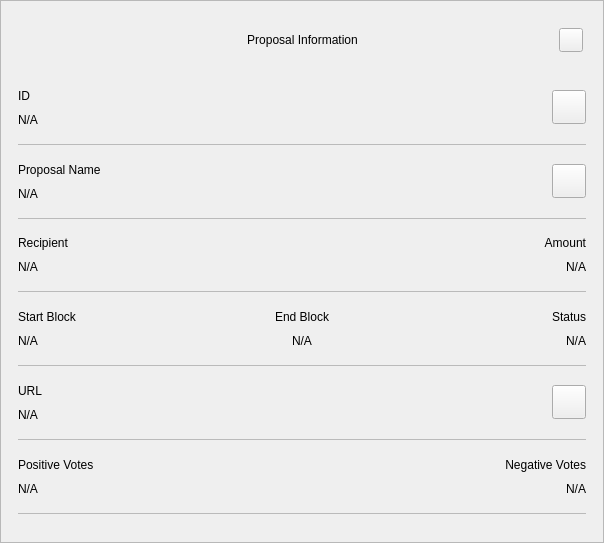
This is src/qt/rpdchain/forms/proposalinfodialog.ui in cimelli/RpdSource as Qt 5 draws it before an edit. The edited form follows.
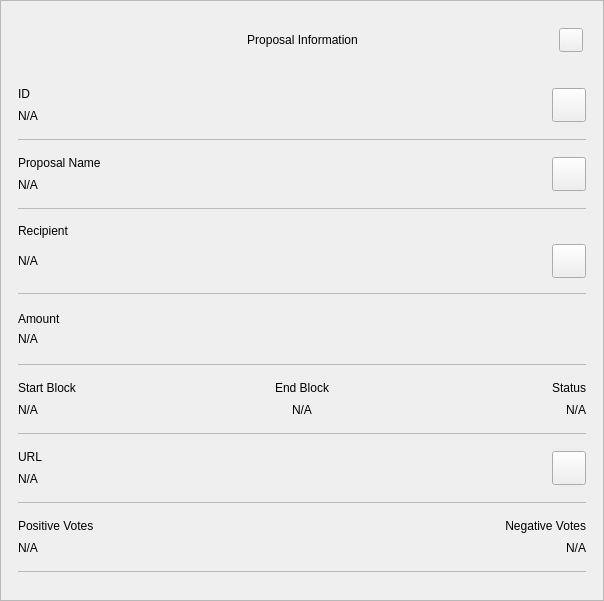
This is the edited form.

```diff
--- a/src/qt/rpdchain/forms/proposalinfodialog.ui
+++ b/src/qt/rpdchain/forms/proposalinfodialog.ui
@@ -7,7 +7,7 @@
     <x>0</x>
     <y>0</y>
     <width>604</width>
-    <height>543</height>
+    <height>601</height>
    </rect>
   </property>
   <property name="sizePolicy">
@@ -218,8 +218,8 @@
              <rect>
               <x>0</x>
               <y>0</y>
-              <width>600</width>
-              <height>439</height>
+              <width>585</width>
+              <height>601</height>
              </rect>
             </property>
             <property name="autoFillBackground">
@@ -430,7 +430,7 @@
                    <property name="rightMargin">
                     <number>0</number>
                    </property>
-                   <item row="1" column="0">
+                   <item row="2" column="0">
                     <widget class="QLabel" name="textRecipient">
                      <property name="text">
                       <string notr="true">N/A</string>
@@ -440,13 +440,31 @@
                      </property>
                     </widget>
                    </item>
-                   <item row="1" column="2">
-                    <widget class="QLabel" name="textAmount">
+                   <item row="2" column="3">
+                    <widget class="QPushButton" name="btnRecipientCopy">
+                     <property name="minimumSize">
+                      <size>
+                       <width>34</width>
+                       <height>34</height>
+                      </size>
+                     </property>
+                     <property name="maximumSize">
+                      <size>
+                       <width>34</width>
+                       <height>34</height>
+                      </size>
+                     </property>
+                     <property name="focusPolicy">
+                      <enum>Qt::NoFocus</enum>
+                     </property>
                      <property name="text">
-                      <string notr="true">N/A</string>
+                      <string/>
                      </property>
-                     <property name="alignment">
-                      <set>Qt::AlignRight|Qt::AlignTrailing|Qt::AlignVCenter</set>
+                     <property name="iconSize">
+                      <size>
+                       <width>24</width>
+                       <height>24</height>
+                      </size>
                      </property>
                     </widget>
                    </item>
@@ -466,22 +484,6 @@
                      </property>
                     </widget>
                    </item>
-                   <item row="0" column="2">
-                    <widget class="QLabel" name="labelAmount">
-                     <property name="maximumSize">
-                      <size>
-                       <width>16777215</width>
-                       <height>16777215</height>
-                      </size>
-                     </property>
-                     <property name="text">
-                      <string>Amount</string>
-                     </property>
-                     <property name="alignment">
-                      <set>Qt::AlignRight|Qt::AlignTrailing|Qt::AlignVCenter</set>
-                     </property>
-                    </widget>
-                   </item>
                   </layout>
                  </widget>
                 </item>
@@ -501,6 +503,158 @@
                   </property>
                  </widget>
                 </item>
+                <item>
+                 <layout class="QGridLayout" name="gridAmount">
+                  <property name="topMargin">
+                   <number>12</number>
+                  </property>
+                  <property name="bottomMargin">
+                   <number>12</number>
+                  </property>
+                  <item row="0" column="0">
+                   <widget class="QLabel" name="labelAmount">
+                    <property name="maximumSize">
+                     <size>
+                      <width>16777215</width>
+                      <height>16777215</height>
+                     </size>
+                    </property>
+                    <property name="text">
+                     <string>Amount</string>
+                    </property>
+                    <property name="alignment">
+                     <set>Qt::AlignLeading|Qt::AlignLeft|Qt::AlignVCenter</set>
+                    </property>
+                   </widget>
+                  </item>
+                  <item row="1" column="0">
+                   <widget class="QLabel" name="textAmount">
+                    <property name="layoutDirection">
+                     <enum>Qt::LeftToRight</enum>
+                    </property>
+                    <property name="text">
+                     <string notr="true">N/A</string>
+                    </property>
+                    <property name="alignment">
+                     <set>Qt::AlignLeading|Qt::AlignLeft|Qt::AlignVCenter</set>
+                    </property>
+                   </widget>
+                  </item>
+                 </layout>
+                </item>
+                <item>
+                 <widget class="QLabel" name="labelDividerAmount">
+                  <property name="maximumSize">
+                   <size>
+                    <width>16777215</width>
+                    <height>1</height>
+                   </size>
+                  </property>
+                  <property name="baseSize">
+                   <size>
+                    <width>0</width>
+                    <height>0</height>
+                   </size>
+                  </property>
+                  <property name="palette">
+                   <palette>
+                    <active>
+                     <colorrole role="Button">
+                      <brush brushstyle="SolidPattern">
+                       <color alpha="255">
+                        <red>186</red>
+                        <green>186</green>
+                        <blue>186</blue>
+                       </color>
+                      </brush>
+                     </colorrole>
+                     <colorrole role="Base">
+                      <brush brushstyle="SolidPattern">
+                       <color alpha="255">
+                        <red>186</red>
+                        <green>186</green>
+                        <blue>186</blue>
+                       </color>
+                      </brush>
+                     </colorrole>
+                     <colorrole role="Window">
+                      <brush brushstyle="SolidPattern">
+                       <color alpha="255">
+                        <red>186</red>
+                        <green>186</green>
+                        <blue>186</blue>
+                       </color>
+                      </brush>
+                     </colorrole>
+                    </active>
+                    <inactive>
+                     <colorrole role="Button">
+                      <brush brushstyle="SolidPattern">
+                       <color alpha="255">
+                        <red>186</red>
+                        <green>186</green>
+                        <blue>186</blue>
+                       </color>
+                      </brush>
+                     </colorrole>
+                     <colorrole role="Base">
+                      <brush brushstyle="SolidPattern">
+                       <color alpha="255">
+                        <red>186</red>
+                        <green>186</green>
+                        <blue>186</blue>
+                       </color>
+                      </brush>
+                     </colorrole>
+                     <colorrole role="Window">
+                      <brush brushstyle="SolidPattern">
+                       <color alpha="255">
+                        <red>186</red>
+                        <green>186</green>
+                        <blue>186</blue>
+                       </color>
+                      </brush>
+                     </colorrole>
+                    </inactive>
+                    <disabled>
+                     <colorrole role="Button">
+                      <brush brushstyle="SolidPattern">
+                       <color alpha="255">
+                        <red>186</red>
+                        <green>186</green>
+                        <blue>186</blue>
+                       </color>
+                      </brush>
+                     </colorrole>
+                     <colorrole role="Base">
+                      <brush brushstyle="SolidPattern">
+                       <color alpha="255">
+                        <red>186</red>
+                        <green>186</green>
+                        <blue>186</blue>
+                       </color>
+                      </brush>
+                     </colorrole>
+                     <colorrole role="Window">
+                      <brush brushstyle="SolidPattern">
+                       <color alpha="255">
+                        <red>186</red>
+                        <green>186</green>
+                        <blue>186</blue>
+                       </color>
+                      </brush>
+                     </colorrole>
+                    </disabled>
+                   </palette>
+                  </property>
+                  <property name="styleSheet">
+                   <string notr="true">background-color:#bababa;</string>
+                  </property>
+                  <property name="text">
+                   <string/>
+                  </property>
+                 </widget>
+                </item>
                 <item>
                  <widget class="QWidget" name="gridConfDateStatus" native="true">
                   <layout class="QGridLayout" name="contentConfDateStatus">
@@ -511,32 +665,6 @@
                     <number>0</number>
                    </property>
                    <item row="1" column="3">
-                    <widget class="QLabel" name="textStatus">
-                     <property name="text">
-                      <string notr="true">N/A</string>
-                     </property>
-                     <property name="alignment">
-                      <set>Qt::AlignRight|Qt::AlignTrailing|Qt::AlignVCenter</set>
-                     </property>
-                    </widget>
-                   </item>
-                   <item row="0" column="1">
-                    <widget class="QLabel" name="labelEndDate">
-                     <property name="maximumSize">
-                      <size>
-                       <width>16777215</width>
-                       <height>16777215</height>
-                      </size>
-                     </property>
-                     <property name="text">
-                      <string>End Block</string>
-                     </property>
-                     <property name="alignment">
-                      <set>Qt::AlignCenter</set>
-                     </property>
-                    </widget>
-                   </item>
-                   <item row="0" column="3">
                     <widget class="QLabel" name="labelStatus">
                      <property name="maximumSize">
                       <size>
@@ -552,17 +680,7 @@
                      </property>
                     </widget>
                    </item>
-                   <item row="1" column="1">
-                    <widget class="QLabel" name="textEndDate">
-                     <property name="text">
-                      <string notr="true">N/A</string>
-                     </property>
-                     <property name="alignment">
-                      <set>Qt::AlignCenter</set>
-                     </property>
-                    </widget>
-                   </item>
-                   <item row="0" column="0">
+                   <item row="1" column="0">
                     <widget class="QLabel" name="labelDate">
                      <property name="maximumSize">
                       <size>
@@ -578,7 +696,17 @@
                      </property>
                     </widget>
                    </item>
-                   <item row="1" column="0">
+                   <item row="2" column="1">
+                    <widget class="QLabel" name="textEndDate">
+                     <property name="text">
+                      <string notr="true">N/A</string>
+                     </property>
+                     <property name="alignment">
+                      <set>Qt::AlignCenter</set>
+                     </property>
+                    </widget>
+                   </item>
+                   <item row="2" column="0">
                     <widget class="QLabel" name="textDate">
                      <property name="text">
                       <string notr="true">N/A</string>
@@ -588,6 +716,32 @@
                      </property>
                     </widget>
                    </item>
+                   <item row="2" column="3">
+                    <widget class="QLabel" name="textStatus">
+                     <property name="text">
+                      <string notr="true">N/A</string>
+                     </property>
+                     <property name="alignment">
+                      <set>Qt::AlignRight|Qt::AlignTrailing|Qt::AlignVCenter</set>
+                     </property>
+                    </widget>
+                   </item>
+                   <item row="1" column="1">
+                    <widget class="QLabel" name="labelEndDate">
+                     <property name="maximumSize">
+                      <size>
+                       <width>16777215</width>
+                       <height>16777215</height>
+                      </size>
+                     </property>
+                     <property name="text">
+                      <string>End Block</string>
+                     </property>
+                     <property name="alignment">
+                      <set>Qt::AlignCenter</set>
+                     </property>
+                    </widget>
+                   </item>
                   </layout>
                  </widget>
                 </item>
```
